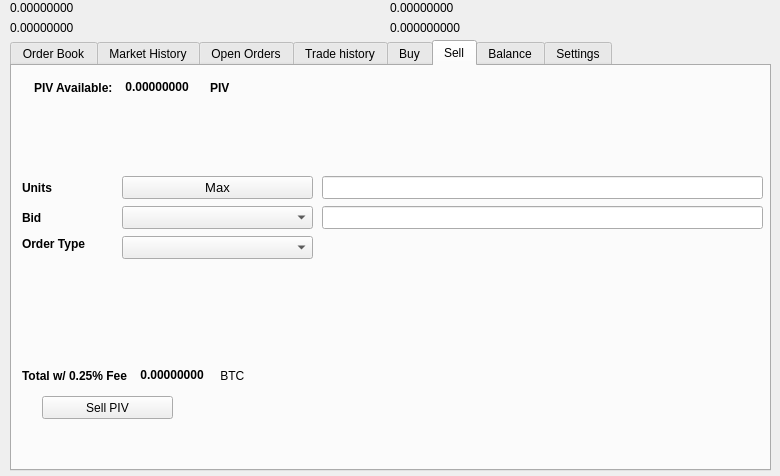
Above: src/qt/forms/tradingdialog.ui from GhostAlexe/dwe before the change. Below: the same form after it.
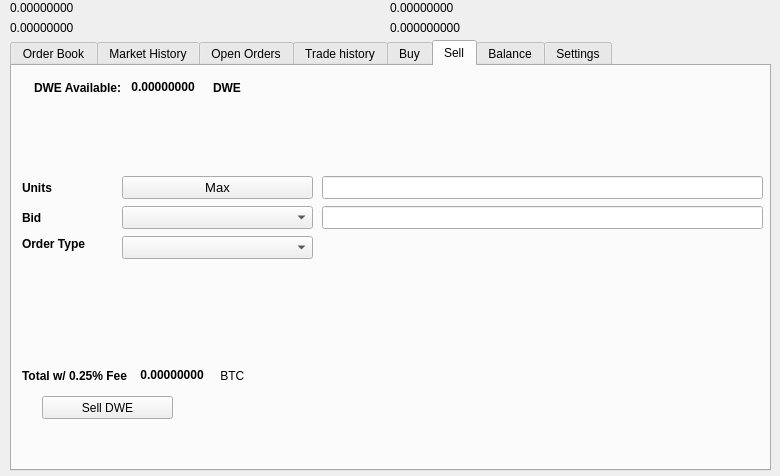
That is the form after the change. The open tabs and pages were chosen to show the change. Icons and pictures are not drawn.

What changed in the file:
```diff
--- a/src/qt/forms/tradingdialog.ui
+++ b/src/qt/forms/tradingdialog.ui
@@ -1751,7 +1751,7 @@
       </rect>
      </property>
      <property name="text">
-      <string>Sell PIV</string>
+      <string>Sell DWE</string>
      </property>
      <property name="icon">
       <iconset resource="../dwe">
@@ -1777,7 +1777,7 @@
          </font>
         </property>
         <property name="text">
-         <string>PIV Available:</string>
+         <string>DWE Available:</string>
         </property>
        </widget>
       </item>
@@ -2221,7 +2221,7 @@
          </font>
         </property>
         <property name="text">
-         <string>PIV</string>
+         <string>DWE</string>
         </property>
        </widget>
       </item>
```
Left out of the diff: 34 changed lines with no effect on the pictures.
